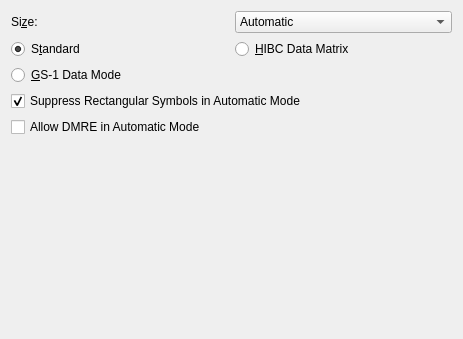
novcom/zint, file frontend_qt/grpDM.ui: the form before one commit.
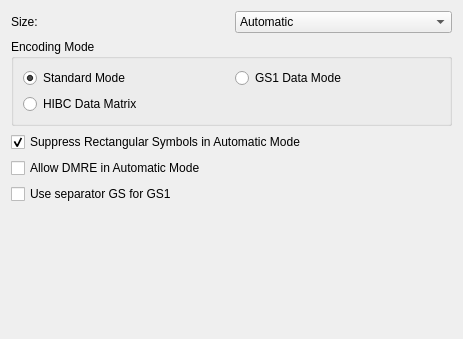
The form after the commit.

```diff
--- a/frontend_qt/grpDM.ui
+++ b/frontend_qt/grpDM.ui
@@ -10,40 +10,22 @@
     <height>339</height>
    </rect>
   </property>
+  <property name="maximumSize">
+   <size>
+    <width>600</width>
+    <height>16777215</height>
+   </size>
+  </property>
   <property name="windowTitle">
    <string>Form</string>
   </property>
   <layout class="QVBoxLayout" name="verticalLayout">
    <item>
     <layout class="QGridLayout" name="gridLayout">
-     <item row="1" column="0">
-      <widget class="QRadioButton" name="radDM200Stand">
-       <property name="text">
-        <string>S&amp;tandard</string>
-       </property>
-       <property name="checked">
-        <bool>true</bool>
-       </property>
-      </widget>
-     </item>
-     <item row="1" column="1">
-      <widget class="QRadioButton" name="radDM200HIBC">
-       <property name="text">
-        <string>&amp;HIBC Data Matrix</string>
-       </property>
-      </widget>
-     </item>
-     <item row="2" column="0">
-      <widget class="QRadioButton" name="radDM200GS1">
-       <property name="text">
-        <string>&amp;GS-1 Data Mode</string>
-       </property>
-      </widget>
-     </item>
      <item row="0" column="0">
       <widget class="QLabel" name="lblDM200Size">
        <property name="text">
-        <string>Si&amp;ze:</string>
+        <string>Size:</string>
        </property>
        <property name="buddy">
         <cstring>cmbDM200Size</cstring>
@@ -301,6 +283,42 @@
      </item>
     </layout>
    </item>
+   <item>
+    <widget class="QGroupBox" name="groupBoxDM200EncodingMode">
+     <property name="title">
+      <string>Encoding Mode</string>
+     </property>
+     <layout class="QGridLayout" name="gridLayoutDM200EncodingMode">
+      <property name="sizeConstraint">
+       <enum>QLayout::SetMinimumSize</enum>
+      </property>
+      <item row="0" column="0">
+       <widget class="QRadioButton" name="radDM200Stand">
+        <property name="text">
+         <string>Standard Mode</string>
+        </property>
+        <property name="checked">
+         <bool>true</bool>
+        </property>
+       </widget>
+      </item>
+      <item row="0" column="1">
+       <widget class="QRadioButton" name="radDM200GS1">
+        <property name="text">
+         <string>GS1 Data Mode</string>
+        </property>
+       </widget>
+      </item>
+      <item row="1" column="0">
+       <widget class="QRadioButton" name="radDM200HIBC">
+        <property name="text">
+         <string>HIBC Data Matrix</string>
+        </property>
+       </widget>
+      </item>
+     </layout>
+    </widget>
+   </item>
    <item>
     <widget class="QCheckBox" name="chkDMRectangle">
      <property name="text">
@@ -321,6 +339,16 @@
      </property>
     </widget>
    </item>
+   <item>
+    <widget class="QCheckBox" name="chkDMGSSep">
+     <property name="text">
+      <string>Use separator GS for GS1</string>
+     </property>
+     <property name="checked">
+      <bool>false</bool>
+     </property>
+    </widget>
+   </item>
    <item>
     <spacer name="verticalSpacer">
      <property name="orientation">
```
Left out of the diff: 3 changed lines with no effect on the pictures.
